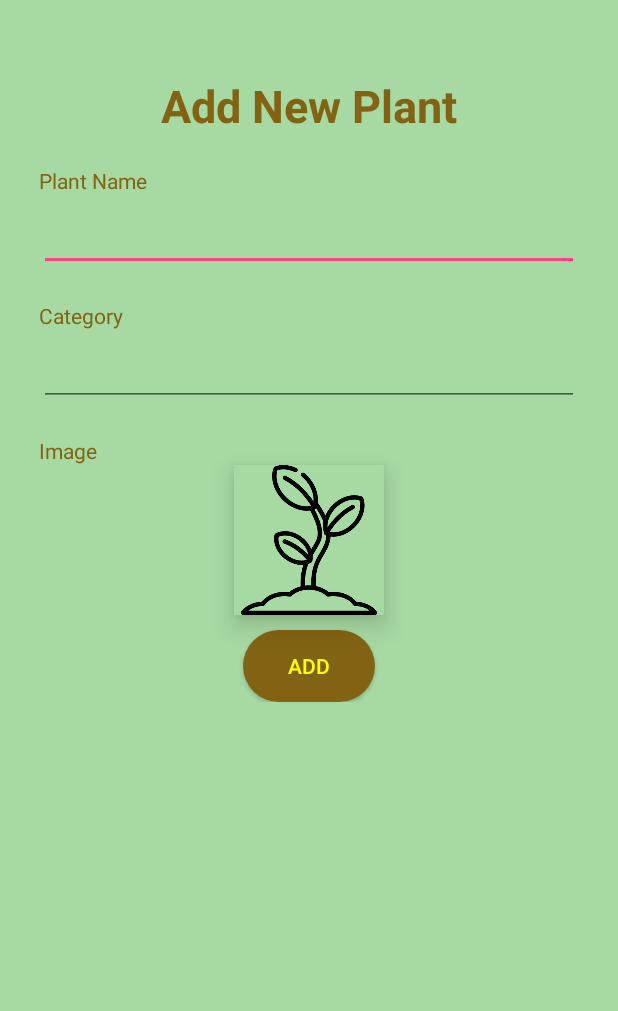
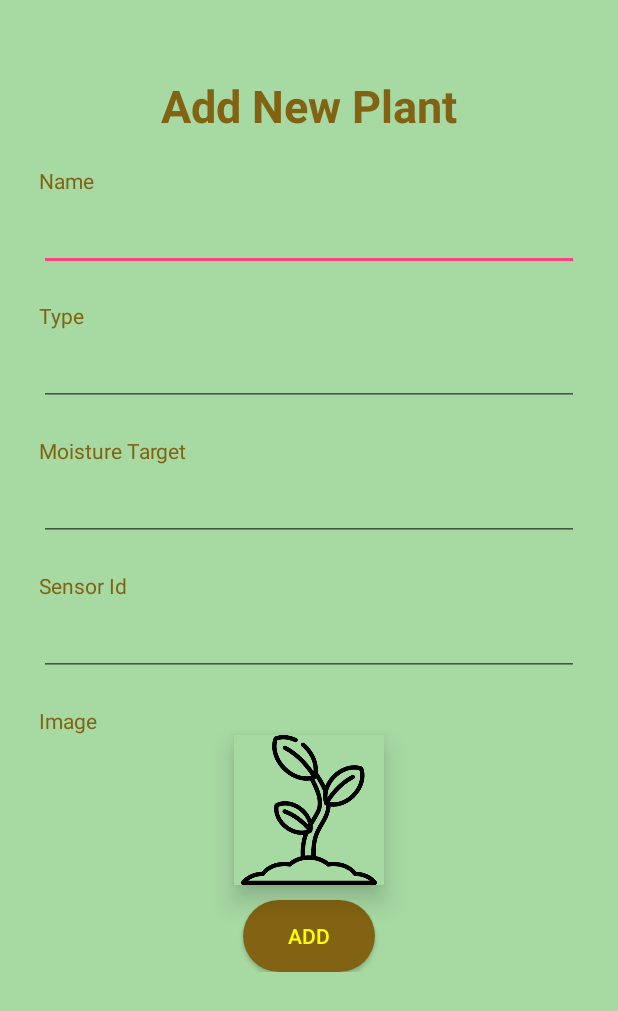
Before and after one commit to pujakb/VaseUno, an Android app: the layout activity_plant_registration.xml on its own in the app's theme, with its tools: preview values and no code run, on a phone screen of 412 x 824 dp. Shown: the top 1011 px of the screen. Run offline under Robolectric (Android 15) with nearby library versions, the phone set to English and light mode, and no system bars.

Commit message:
Updated UI for adding fields on Add a Plant screen

```diff
--- a/app/src/main/res/layout/activity_service_registration.xml
+++ b/app/src/main/res/layout/activity_plant_registration.xml
@@ -34,7 +34,7 @@
         <TextView
             android:layout_width="fill_parent"
             android:layout_height="wrap_content"
-            android:text="Plant Name"
+            android:text="Name"
             android:textColor="@color/textcolor"/>
 
         <EditText android:id="@+id/etPlantname"
@@ -44,19 +44,48 @@
             android:layout_marginBottom="20dip"
             android:inputType="text"/>
 
-        <!--  Enter Category Label -->
+        <!--  Enter Type Label -->
         <TextView
             android:layout_width="fill_parent"
             android:layout_height="wrap_content"
             android:textColor="@color/textcolor"
-            android:text="Category"/>
+            android:text="Type"/>
 
-        <EditText android:id="@+id/etPlantCategory"
+        <EditText android:id="@+id/etType"
             android:layout_width="fill_parent"
             android:layout_height="wrap_content"
             android:layout_marginTop="5dip"
             android:inputType="text"
             android:layout_marginBottom="20dp"/>
+
+        <!-- Enter Moisture Target -->
+        <TextView
+            android:layout_width="fill_parent"
+            android:layout_height="wrap_content"
+            android:textColor="@color/textcolor"
+            android:text="Moisture Target"/>
+
+        <EditText android:id="@+id/etMoistureTarget"
+            android:layout_width="fill_parent"
+            android:layout_height="wrap_content"
+            android:layout_marginTop="5dip"
+            android:inputType="number"
+            android:layout_marginBottom="20dp"/>
+
+        <!--Enter sensor Id -->
+        <TextView
+            android:layout_width="fill_parent"
+            android:layout_height="wrap_content"
+            android:textColor="@color/textcolor"
+            android:text="Sensor Id"/>
+
+        <EditText android:id="@+id/etSensorId"
+            android:layout_width="fill_parent"
+            android:layout_height="wrap_content"
+            android:layout_marginTop="5dip"
+            android:inputType="number"
+            android:layout_marginBottom="20dp"/>
+
 
         <!--Image upload -->
         <TextView
```
Also changed, not shown: app/src/main/res/layout/activity_plant_registration_steps.xml (renamed from app/src/main/res/layout/activity_service_registration_steps.xml), app/src/main/res/layout/fragment_plant_registration_steps.xml (renamed from app/src/main/res/layout/fragment_service_registration_steps.xml).
